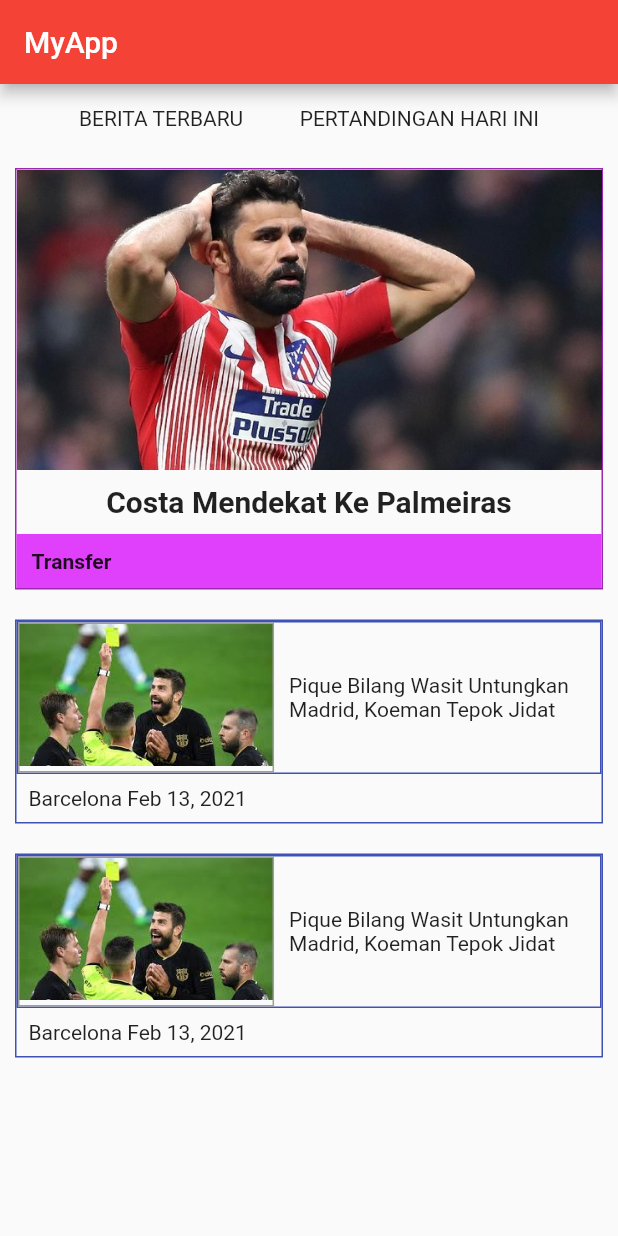
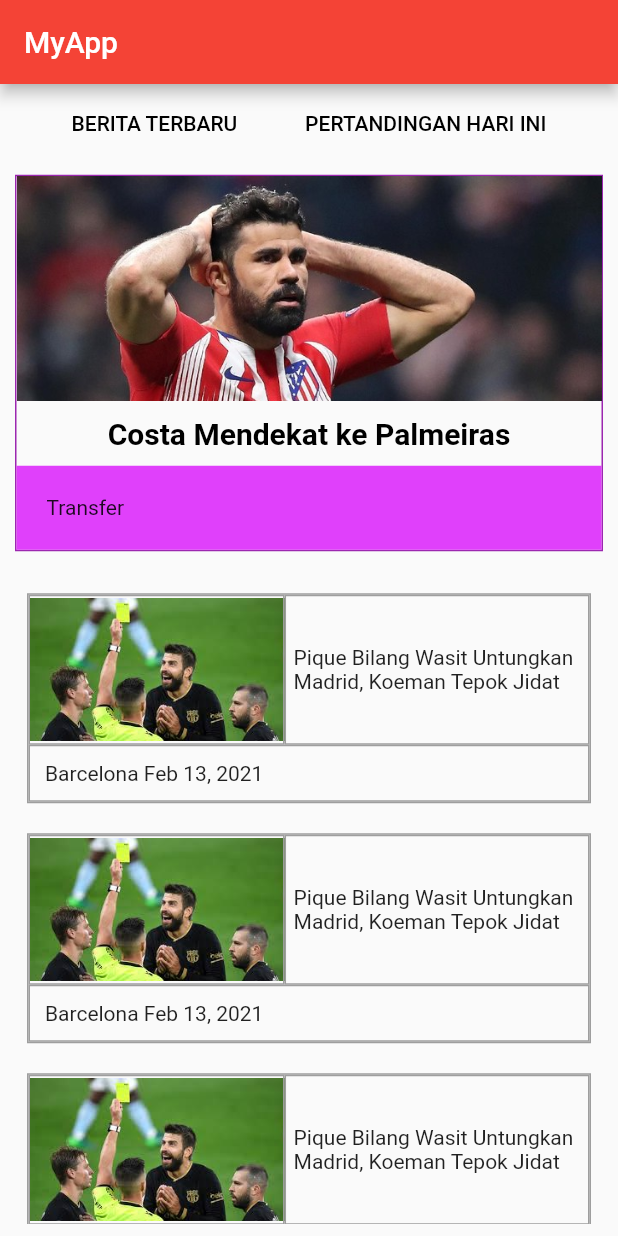
Before and after one commit to Thirsya/flutter1, a Flutter app: the screen it shows after launch, on a phone screen of 412 x 824 dp. Run offline on Flutter 3.47's test engine with Material 2 defaults, Android fonts, the phone set to English and light mode, and no system bars.

Commit message:
Tugas Layouting

```diff
--- a/lib/main.dart
+++ b/lib/main.dart
@@ -6,7 +6,6 @@ void main() {
 
 class MyApp extends StatelessWidget {
   const MyApp({super.key});
-
   @override
   Widget build(BuildContext context) {
     return MaterialApp(
@@ -21,7 +20,6 @@ class MyApp extends StatelessWidget {
 
 class MyHomePage extends StatefulWidget {
   const MyHomePage({super.key, required this.title});
-
   final String title;
 
   @override
@@ -35,111 +33,45 @@ class _MyHomePageState extends State<MyHomePage> {
       appBar: AppBar(
         title: Text(widget.title),
       ),
-        body: ListView(
+      body: Column(
         children: const <Widget>[
           navbar(),
           Trending(),
-            Berita(),
-            Berita(),
+          Expanded(child: Scroll()),
         ],
-        ));
+      ),
+    );
   }
 }
 
-class Berita extends StatelessWidget {
-  const Berita({
+class Scroll extends StatelessWidget {
+  const Scroll({
     Key? key,
   }) : super(key: key);
 
   @override
   Widget build(BuildContext context) {
     return Container(
-      margin: const EdgeInsets.all(10),
-      decoration: BoxDecoration(border: Border.all(color: Colors.indigo)),
-      child: Column(children: <Widget>[
-        Container(
-          decoration: BoxDecoration(border: Border.all(color: Colors.indigo)),
-          child: Row(
-            children: <Widget>[
-              Container(
-                width: 170.7,
-                height: 100,
-                decoration: BoxDecoration(
-                  border: Border.all(color: Colors.grey),
-                  image: const DecorationImage(
-                    alignment: Alignment.topCenter,
-                    fit: BoxFit.fitWidth,
-                    image: AssetImage('assets/images/2.jpg'),
+      margin: const EdgeInsets.all(8.0),
+      child: LayoutBuilder(
+        builder: (BuildContext context, BoxConstraints viewportConstraints) {
+          return SingleChildScrollView(
+            child: ConstrainedBox(
+              constraints: BoxConstraints(
+                minHeight: viewportConstraints.maxHeight,
+              ),
+              child: IntrinsicHeight(
+                child: Column(
+                  children: const <Widget>[
+                    Berita(),
+                    Berita(),
+                    Berita(),
+                  ],
                 ),
               ),
             ),
-              Container(
-                width: 210,
-                height: 100,
-                alignment: Alignment.center,
-                padding: const EdgeInsets.all(10),
-                child: const Text(
-                  'Pique Bilang Wasit Untungkan Madrid, Koeman Tepok Jidat',
-                  textAlign: TextAlign.left,
-                ),
-              ),
-            ],
-          ),
-        ),
-        Container(
-          padding: const EdgeInsets.all(8),
-          alignment: Alignment.centerLeft,
-          child: const Text('Barcelona Feb 13, 2021'),
-        ),
-      ]),
           );
-  }
-}
-
-class Trending extends StatelessWidget {
-  const Trending({
-    Key? key,
-  }) : super(key: key);
-
-  @override
-  Widget build(BuildContext context) {
-    return Container(
-      margin: const EdgeInsets.all(10),
-      decoration: BoxDecoration(border: Border.all(color: Colors.purple)),
-      child: Column(
-        children: <Widget>[
-          Container(
-            height: 200,
-            decoration: const BoxDecoration(
-              image: DecorationImage(
-                fit: BoxFit.fitWidth,
-                image: AssetImage('assets/images/1.jpeg'),
-              ),
-            ),
-          ),
-          Container(
-            padding: const EdgeInsets.all(10),
-            alignment: Alignment.topCenter,
-            child: const Text(
-              'Costa Mendekat Ke Palmeiras',
-              style: TextStyle(
-                fontSize: 20,
-                fontWeight: FontWeight.bold,
-              ),
-            ),
-          ),
-          Container(
-            padding: const EdgeInsets.all(10),
-            alignment: Alignment.centerLeft,
-            color: Colors.purpleAccent,
-            child: const Text(
-              'Transfer',
-              style: TextStyle(
-                fontWeight: FontWeight.bold,
-              ),
-            ),
-          ),
-        ],
+        },
       ),
     );
   }
@@ -153,19 +85,145 @@ class navbar extends StatelessWidget {
   @override
   Widget build(BuildContext context) {
     return Container(
-      alignment: Alignment.center,
+      padding: const EdgeInsets.all(3.5),
       margin: const EdgeInsets.all(15),
+      height: 20.5,
+      child: Expanded(
+        child: Row(
+          mainAxisAlignment: MainAxisAlignment.spaceEvenly,
+          children: <Widget>[
+            OutlinedButton(
+              style: OutlinedButton.styleFrom(
+                side: const BorderSide(
+                  color: Colors.transparent,
+                ),
+              ),
+              onPressed: () {},
+              child: const Text(
+                'BERITA TERBARU',
+                style: TextStyle(color: Colors.black),
+              ),
+            ),
+            OutlinedButton(
+              style: OutlinedButton.styleFrom(
+                side: const BorderSide(
+                  color: Colors.transparent,
+                ),
+              ),
+              onPressed: () {
+                Navigator.push(
+                  context,
+                  MaterialPageRoute(builder: (context) => const MyApp()),
+                );
+              },
+              child: const Text(
+                'PERTANDINGAN HARI INI',
+                style: TextStyle(color: Colors.black),
+              ),
+            ),
+          ],
+        ),
+      ),
+    );
+  }
+}
+
+class Trending extends StatelessWidget {
+  const Trending({
+    Key? key,
+  }) : super(key: key);
+
+  @override
+  Widget build(BuildContext context) {
+    return Container(
+      margin: const EdgeInsets.all(10.0),
+      decoration: BoxDecoration(border: Border.all(color: Colors.purple)),
       child: Column(
         children: <Widget>[
-          Row(
-            mainAxisAlignment: MainAxisAlignment.spaceEvenly,
-            children: const <Widget>[
-              Text('BERITA TERBARU'),
-              Text('PERTANDINGAN HARI INI'),
-            ],
-          )
+          Container(
+            height: 150,
+            decoration: const BoxDecoration(
+              image: DecorationImage(
+                alignment: Alignment.topCenter,
+                fit: BoxFit.fitWidth,
+                image: AssetImage('assets/images/1.jpeg'),
+              ),
+            ),
+          ),
+          Container(
+            margin: const EdgeInsets.all(10.0),
+            child: const Text(
+              "Costa Mendekat ke Palmeiras",
+              style: TextStyle(
+                  fontSize: 20,
+                  color: Colors.black,
+                  fontWeight: FontWeight.bold),
+            ),
+          ),
+          Container(
+            padding: const EdgeInsets.all(20.0),
+            alignment: Alignment.centerLeft,
+            color: Colors.purpleAccent,
+            child: const Text("Transfer"),
+          ),
         ],
       ),
     );
   }
 }
+
+class Berita extends StatelessWidget {
+  const Berita({
+    Key? key,
+  }) : super(key: key);
+
+  @override
+  Widget build(BuildContext context) {
+    return Container(
+      margin: const EdgeInsets.all(10.0),
+      decoration: BoxDecoration(border: Border.all(color: Colors.grey)),
+      child: Column(
+        children: <Widget>[
+          Row(
+            children: <Widget>[
+              Container(
+                width: 170.7,
+                height: 100,
+                decoration: BoxDecoration(
+                  border: Border.all(color: Colors.grey),
+                  image: const DecorationImage(
+                    alignment: Alignment.center,
+                    fit: BoxFit.fitWidth,
+                    image: AssetImage('assets/images/2.jpg'),
+                  ),
+                ),
+              ),
+              Expanded(
+                child: Container(
+                  padding: const EdgeInsets.all(5.0),
+                  width: 200,
+                  height: 100,
+                  alignment: Alignment.center,
+                  decoration: BoxDecoration(
+                    border: Border.all(color: Colors.grey),
+                  ),
+                  child: const Text(
+                      "Pique Bilang Wasit Untungkan Madrid, Koeman Tepok Jidat",
+                      textAlign: TextAlign.left),
+                ),
+              ),
+            ],
+          ),
+          Container(
+            padding: const EdgeInsets.all(10.0),
+            width: double.infinity,
+            decoration: BoxDecoration(
+              border: Border.all(color: Colors.grey),
+            ),
+            child: const Text("Barcelona Feb 13, 2021"),
+          ),
+        ],
+      ),
+    );
+  }
+}
```
Lines whose indentation alone changed are shown as unchanged.
